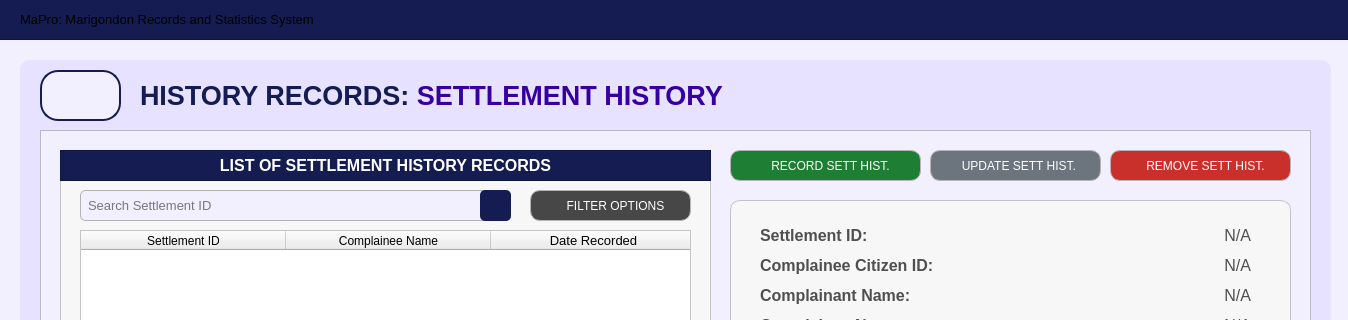
This is Resources/UIs/MainPages/HistoryRecordPages/settlement_history.ui in Yohhannn/Barangay-Records-Statistics-System as Qt 5 draws it before an edit; both pictures show x 0 to 1348 and y 0 to 320 of the 1348 by 850 pixel window. The edited form follows.
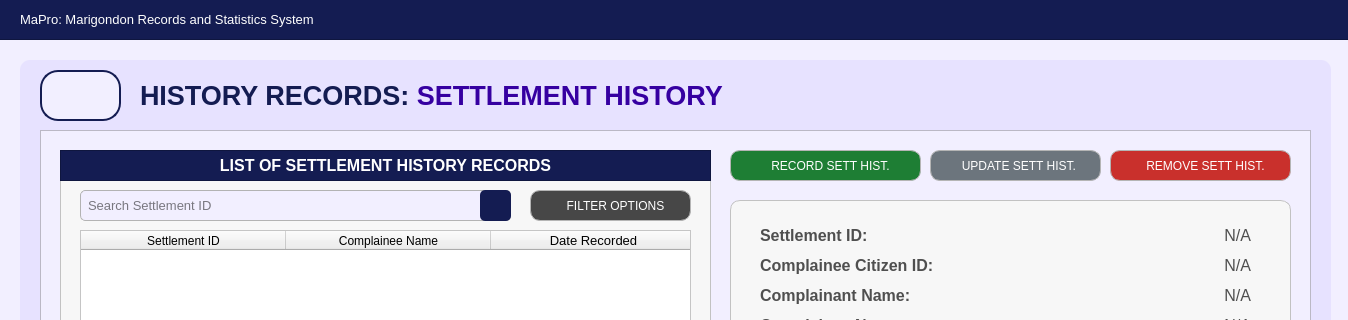
This is the edited form. Icons and pictures are not drawn.

```diff
--- a/Resources/UIs/MainPages/HistoryRecordPages/settlement_history.ui
+++ b/Resources/UIs/MainPages/HistoryRecordPages/settlement_history.ui
@@ -70,7 +70,7 @@
     <property name="styleSheet">
      <string notr="true">#app_title {
 	background-color: transparent;
-	color: #white;
+	color: #FFFFFF;
 }
 </string>
     </property>
```
Left out of the diff: 18 changed lines with no effect on the pictures.
